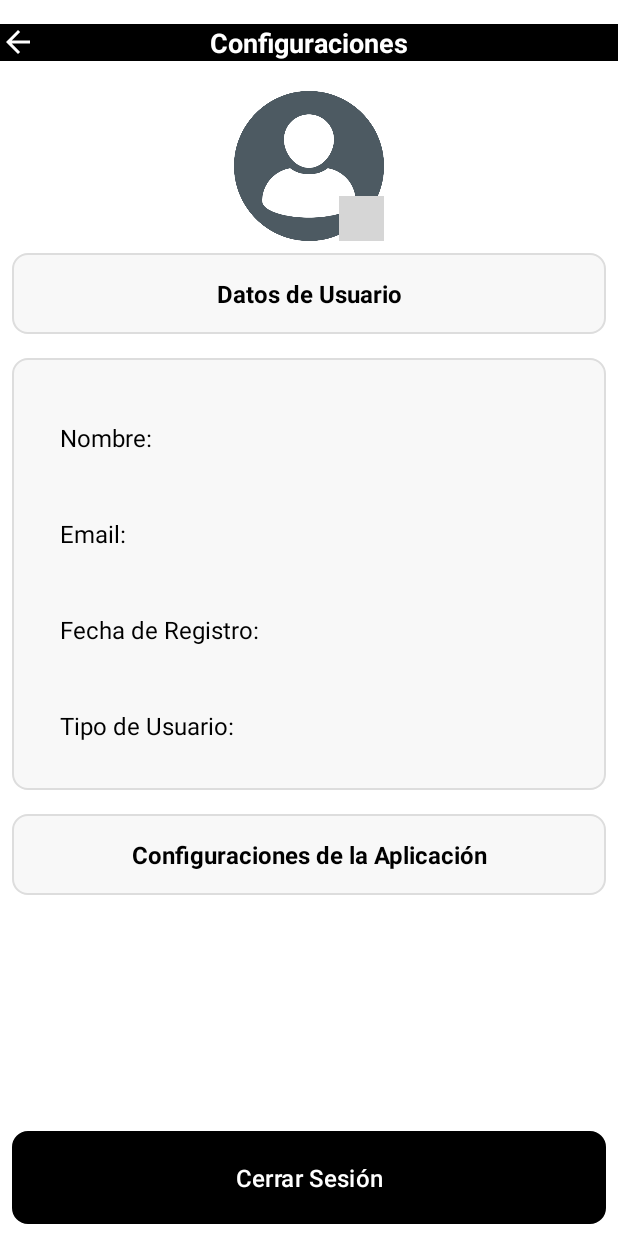
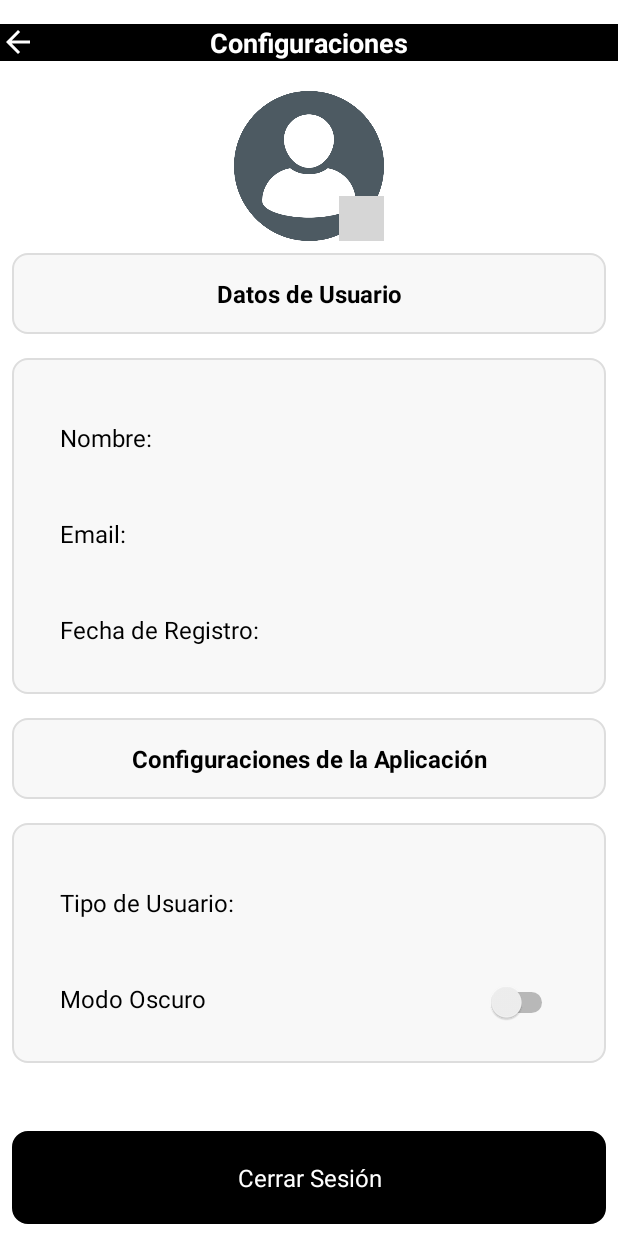
Before and after one commit to chr1stn23/proyecto-moviles, an Android app: the fragment ConfigFragment shown on its own in the app's theme, on a phone screen of 412 x 824 dp. Run offline under Robolectric (Android 15) with nearby library versions, the phone set to English and light mode, and no system bars; our stand-ins replace Picasso, Volley; network calls fail; pictures from the network do not load; 1 statement that could not run was skipped; grey boxes are pictures that could not be loaded.

Commit message:
Primer avance del modo oscuro

```diff
--- a/app/src/main/AndroidManifest.xml
+++ b/app/src/main/AndroidManifest.xml
@@ -24,6 +24,7 @@
             android:exported="true"></activity>
         <activity
             android:name=".MainActivity"
+            android:configChanges="uiMode|screenSize|orientation"
             android:exported="true">
             <intent-filter>
                 <action android:name="android.intent.action.MAIN" />
--- /dev/null
+++ b/app/src/main/java/com/grupo8/proyecto/ui/fragments/BaseFragment.java
@@ -0,0 +1,27 @@
+package com.grupo8.proyecto.ui.fragments;
+
+import android.content.Context;
+import android.content.SharedPreferences;
+import android.os.Bundle;
+
+import androidx.fragment.app.Fragment;
+import androidx.appcompat.app.AppCompatDelegate;
+
+public abstract class BaseFragment extends Fragment {
+
+    @Override
+    public void onCreate(Bundle savedInstanceState) {
+        super.onCreate(savedInstanceState);
+        applyTheme();
+    }
+
+    protected void applyTheme() {
+        SharedPreferences prefs = requireContext().getSharedPreferences("settings", Context.MODE_PRIVATE);
+        boolean isDarkMode = prefs.getBoolean("dark_mode", false);
+        if (isDarkMode) {
+            AppCompatDelegate.setDefaultNightMode(AppCompatDelegate.MODE_NIGHT_YES);
+        } else {
+            AppCompatDelegate.setDefaultNightMode(AppCompatDelegate.MODE_NIGHT_NO);
+        }
+    }
+}
--- a/app/src/main/java/com/grupo8/proyecto/ui/fragments/ConfigFragment.java
+++ b/app/src/main/java/com/grupo8/proyecto/ui/fragments/ConfigFragment.java
@@ -1,15 +1,21 @@
 package com.grupo8.proyecto.ui.fragments;
 
+import android.content.Context;
+import android.content.SharedPreferences;
 import android.os.Bundle;
+import android.util.Log;
 import android.view.LayoutInflater;
 import android.view.View;
 import android.view.ViewGroup;
 import android.widget.Button;
+import android.widget.CompoundButton;
 import android.widget.ImageView;
+import android.widget.Switch;
 import android.widget.TextView;
 
 import androidx.annotation.NonNull;
 import androidx.annotation.Nullable;
+import androidx.appcompat.app.AppCompatDelegate;
 import androidx.fragment.app.Fragment;
 
 import com.android.volley.Request;
@@ -26,13 +32,16 @@ import org.json.JSONArray;
 import org.json.JSONException;
 import org.json.JSONObject;
 
-public class ConfigFragment extends Fragment {
+public class ConfigFragment extends BaseFragment {
 
     private RequestQueue requestQueue;
     private TextView userName, userEmail, userRegistrationDate, userType;
     private ImageView profileImage;
     private Button cerrarSesionButton;
     private View msgCerrarView;
+    private Switch themeSwitch;
+    private SharedPreferences prefs;
+
 
     @Nullable
     @Override
@@ -45,10 +54,34 @@ public class ConfigFragment extends Fragment {
         userType = view.findViewById(R.id.user_type);
         profileImage = view.findViewById(R.id.profile_image);
         cerrarSesionButton = view.findViewById(R.id.btn_cerrar_sesion);
+        themeSwitch = view.findViewById(R.id.theme_switch);
 
         requestQueue = Volley.newRequestQueue(requireContext());
         fetchUserData();
 
+
+        // Inicializar SharedPreferences
+        prefs = requireContext().getSharedPreferences("settings", Context.MODE_PRIVATE);
+
+        // Configurar el estado inicial del Switch según la preferencia guardada
+        boolean isDarkMode = prefs.getBoolean("dark_mode", false);
+        themeSwitch.setChecked(isDarkMode);
+
+        // Configurar listener para el Switch
+        themeSwitch.setOnCheckedChangeListener(new CompoundButton.OnCheckedChangeListener() {
+            @Override
+            public void onCheckedChanged(CompoundButton buttonView, boolean isChecked) {
+                // Guardar la preferencia del usuario
+                SharedPreferences.Editor editor = prefs.edit();
+                editor.putBoolean("dark_mode", isChecked);
+                editor.apply();
+
+                // Aplicar el cambio de tema inmediatamente
+                applyTheme(isChecked);
+            }
+        });
+
+        //Controlador cerrar sesion
         cerrarSesionButton.setOnClickListener(new View.OnClickListener() {
             @Override
             public void onClick(View v) {
@@ -161,6 +194,18 @@ public class ConfigFragment extends Fragment {
         msgCerrarView = null;
     }
 
+    private void applyTheme(boolean isDarkMode) {
+        if (isDarkMode) {
+            AppCompatDelegate.setDefaultNightMode(AppCompatDelegate.MODE_NIGHT_YES);
+        } else {
+            AppCompatDelegate.setDefaultNightMode(AppCompatDelegate.MODE_NIGHT_NO);
+        }
+
+        // Actualizar el tema en MainActivity
+        MainActivity mainActivity = (MainActivity) requireActivity();
+        mainActivity.setDayNight();
+    }
+
 
 
 }
--- a/app/src/main/java/com/grupo8/proyecto/ui/fragments/InicioFragment.java
+++ b/app/src/main/java/com/grupo8/proyecto/ui/fragments/InicioFragment.java
@@ -2,6 +2,8 @@ package com.grupo8.proyecto.ui.fragments;
 
 import static com.grupo8.proyecto.data.Contants.BASE_URL;
 
+import android.content.Context;
+import android.content.SharedPreferences;
 import android.os.Bundle;
 
 import androidx.fragment.app.Fragment;
@@ -46,6 +48,7 @@ public class InicioFragment extends Fragment implements BlogAdapter.OnItemClickL
     public InicioFragment() {
         // Required empty public constructor
     }
+
 
     @Override
     public View onCreateView(LayoutInflater inflater, ViewGroup container,
--- a/app/src/main/res/layout/fragment_config.xml
+++ b/app/src/main/res/layout/fragment_config.xml
@@ -123,7 +123,7 @@
                     android:textSize="16sp"
                     android:gravity="left" />
 
-                <TextView
+                <!--<TextView
                     android:id="@+id/user_type"
                     android:layout_width="match_parent"
                     android:layout_height="wrap_content"
@@ -132,7 +132,7 @@
                     android:text="Tipo de Usuario: "
                     android:textColor="@color/black"
                     android:textSize="16sp"
-                    android:gravity="left" />
+                    android:gravity="left" />-->
 
             </LinearLayout>
 
@@ -148,6 +148,38 @@
                 android:gravity="center"
                 android:layout_margin="8dp"
                 android:background="@drawable/rounded_border" />
+
+            <LinearLayout
+                android:layout_width="match_parent"
+                android:layout_height="wrap_content"
+                android:orientation="vertical"
+                android:layout_margin="8dp"
+                android:background="@drawable/rounded_border"
+                android:padding="16dp">
+
+                <TextView
+                    android:id="@+id/user_type"
+                    android:layout_width="match_parent"
+                    android:layout_height="wrap_content"
+                    android:layout_marginTop="10dp"
+                    android:padding="16dp"
+                    android:text="Tipo de Usuario: "
+                    android:textColor="@color/black"
+                    android:textSize="16sp"
+                    android:gravity="left" />
+
+                <Switch
+                    android:id="@+id/theme_switch"
+                    android:layout_width="match_parent"
+                    android:layout_height="wrap_content"
+                    android:layout_marginTop="10dp"
+                    android:padding="16dp"
+                    android:text="Modo Oscuro"
+                    android:textColor="@color/black"
+                    android:textSize="16sp"
+                    android:gravity="left"/>
+
+            </LinearLayout>
 
         </LinearLayout>
 
--- a/app/src/main/res/values-night/themes.xml
+++ b/app/src/main/res/values-night/themes.xml
@@ -7,5 +7,4 @@
 
     </style>
 
-    <style name="Theme.Proyecto" parent="Base.Theme.Proyecto" />
 </resources>
--- a/app/src/main/res/values/colors.xml
+++ b/app/src/main/res/values/colors.xml
@@ -3,4 +3,7 @@
     <color name="black">#FF000000</color>
     <color name="gray">#4E4E4E</color>
     <color name="white">#FFFFFFFF</color>
+    <color name="colorPrimary">#6200EE</color>
+    <color name="colorPrimaryDark">#3700B3</color>
+    <color name="colorAccent">#03DAC5</color>
 </resources>
--- a/app/src/main/res/values/themes.xml
+++ b/app/src/main/res/values/themes.xml
@@ -7,4 +7,6 @@
     </style>
 
     <style name="Theme.Proyecto" parent="Base.Theme.Proyecto" />
+
+
 </resources>
```
Also changed, not shown: app/src/main/java/com/grupo8/proyecto/BaseActivity.java (added, +34 -0 lines), app/src/main/java/com/grupo8/proyecto/MainActivity.java (+19 -5 lines), app/src/main/java/com/grupo8/proyecto/ui/fragments/CursosFragment.java (+6 -2 lines), app/src/main/res/values/styles.xml (+8 -1 lines).
